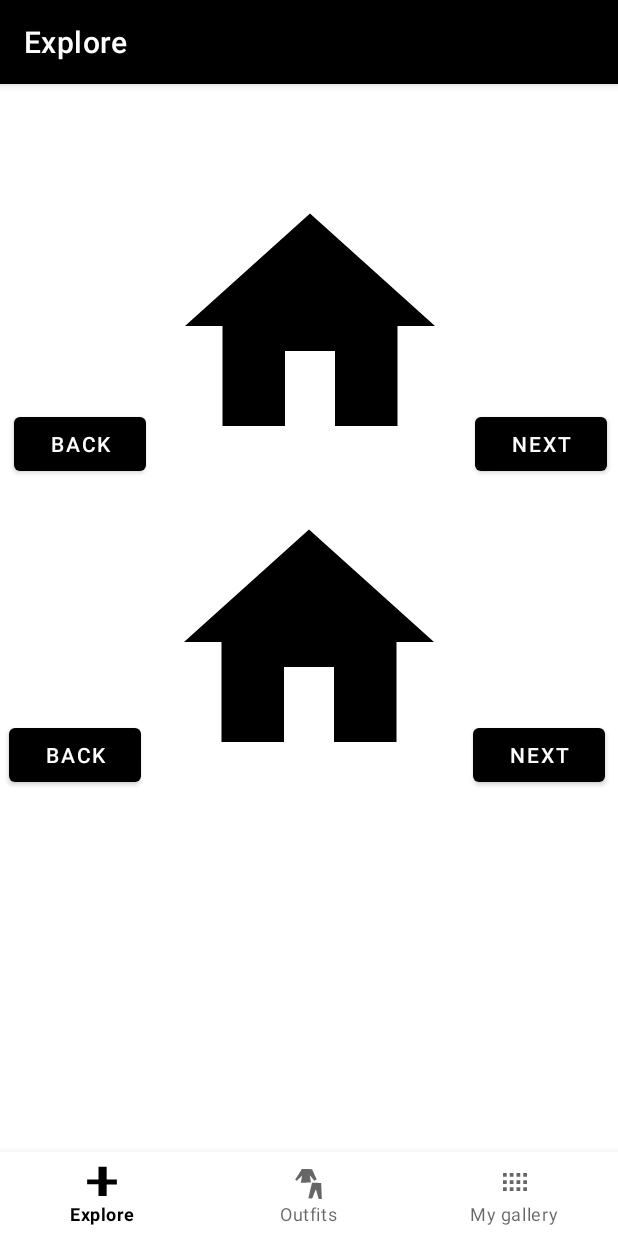
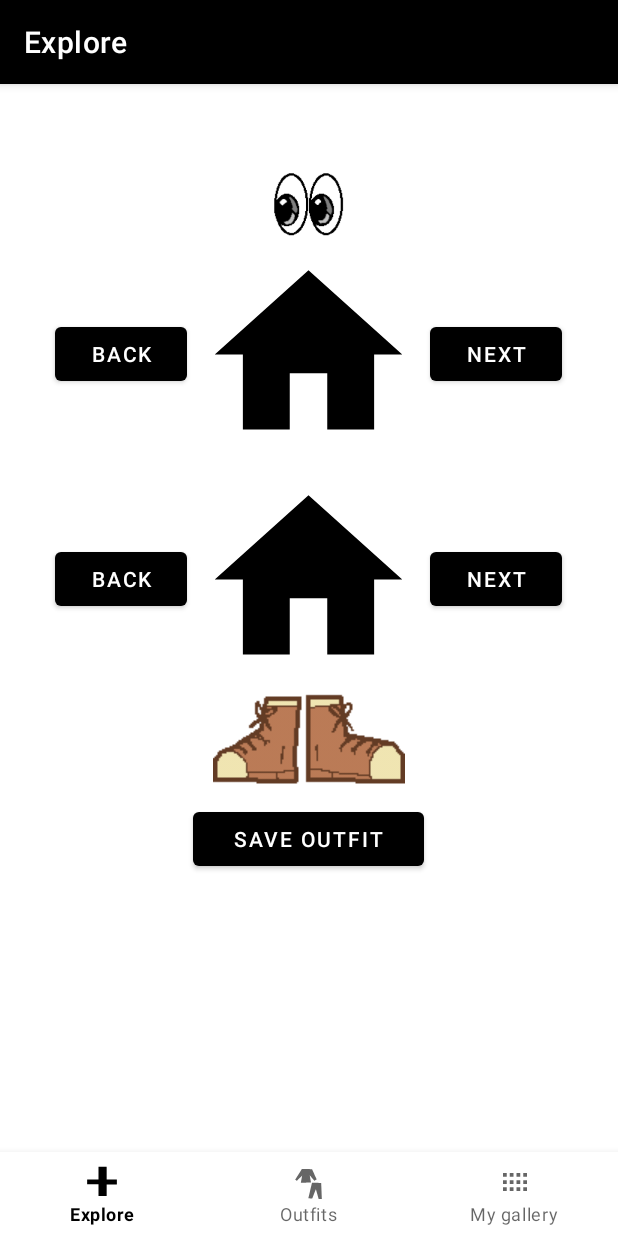
Before and after one commit to HelenaMaslowska/MyFashion, an Android app: the screen it shows after launch (MainActivity), on a phone screen of 412 x 824 dp. Run offline under Robolectric (Android 15) with nearby library versions, the phone set to English and light mode, and no system bars; our stand-ins replace Firebase (no records; nobody signed in at launch, a user with empty details on screens opened directly), navigation-ui; 3 statements that could not run were skipped.

Commit message:
add custom images

```diff
--- a/app/src/main/java/com/example/myfashion/ui/home/HomeFragment.kt
+++ b/app/src/main/java/com/example/myfashion/ui/home/HomeFragment.kt
@@ -17,10 +17,8 @@ import java.io.File
 class HomeFragment : Fragment() {
 
 private var _binding: FragmentHomeBinding? = null
-  // This property is only valid between onCreateView and
-  // onDestroyView.
+  // This property is only valid between onCreateView and onDestroyView.
     private val binding get() = _binding!!
-
     override fun onCreateView( inflater: LayoutInflater, container: ViewGroup?, savedInstanceState: Bundle? ): View
     {
         // VIEW SET UP ###########################################################################
--- a/app/src/main/res/layout/fragment_home.xml
+++ b/app/src/main/res/layout/fragment_home.xml
@@ -1,82 +1,115 @@
 <?xml version="1.0" encoding="utf-8"?>
-<androidx.constraintlayout.widget.ConstraintLayout xmlns:android="http://schemas.android.com/apk/res/android"
+<LinearLayout xmlns:android="http://schemas.android.com/apk/res/android"
     xmlns:app="http://schemas.android.com/apk/res-auto"
     xmlns:tools="http://schemas.android.com/tools"
     android:layout_width="match_parent"
     android:layout_height="wrap_content"
-    tools:context=".ui.home.HomeFragment">
+    tools:context=".ui.home.HomeFragment"
+    android:orientation="vertical">
+
+
+    <LinearLayout
+        android:layout_width="match_parent"
+        android:layout_height="wrap_content"
+        android:orientation="horizontal">
 
         <ImageView
-        android:id="@+id/firstImage"
-        android:layout_width="200dp"
-        android:layout_height="200dp"
-        android:layout_margin="5dp"
-        app:layout_constraintBottom_toTopOf="@+id/secondImage"
-        app:layout_constraintEnd_toEndOf="parent"
-        app:layout_constraintHorizontal_bias="0.502"
-        app:layout_constraintStart_toStartOf="parent"
-        app:layout_constraintTop_toTopOf="parent"
-        tools:src="@tools:sample/avatars" />
+            android:id="@+id/head"
+            android:layout_width="364dp"
+            android:layout_height="49dp"
+            android:layout_weight="1"
+            android:src="@drawable/eyes" />
+    </LinearLayout>
 
-    <ImageView
-        android:id="@+id/secondImage"
-        android:layout_width="200dp"
-        android:layout_height="200dp"
-        android:layout_margin="5dp"
-        app:layout_constraintBottom_toBottomOf="parent"
-        app:layout_constraintEnd_toEndOf="parent"
-        app:layout_constraintStart_toStartOf="parent"
-        app:layout_constraintTop_toBottomOf="@+id/firstImage"
-        tools:src="@tools:sample/avatars" />
+    <LinearLayout
+        android:layout_width="match_parent"
+        android:layout_height="match_parent"
+        android:gravity="center"
+        android:layout_marginLeft="10dp"
+        android:layout_marginRight="10dp"
+        android:layout_marginBottom="0dp"
+        android:orientation="horizontal">
 
         <Button
             android:id="@+id/firstBack"
             android:layout_width="wrap_content"
             android:layout_height="wrap_content"
-        android:layout_marginEnd="18dp"
-        android:text="Back"
             android:layout_margin="6dp"
-        app:layout_constraintBottom_toTopOf="@+id/secondBack"
-        app:layout_constraintEnd_toStartOf="@+id/firstImage"
-        app:layout_constraintHorizontal_bias="0.5"
-        app:layout_constraintStart_toStartOf="parent"
-        app:layout_constraintTop_toTopOf="parent"
-        app:layout_constraintVertical_bias="0.5" />
+            android:text="Back" />
+
+        <ImageView
+            android:id="@+id/firstImage"
+            android:layout_width="150dp"
+            android:layout_height="150dp"
+            android:layout_margin="0dp"
+            tools:src="@tools:sample/avatars" />
 
         <Button
             android:id="@+id/firstNext"
             android:layout_width="wrap_content"
             android:layout_height="wrap_content"
-        android:layout_marginStart="17dp"
-        android:text="Next"
             android:layout_margin="6dp"
-        app:layout_constraintBottom_toTopOf="@+id/secondNext"
-        app:layout_constraintEnd_toEndOf="parent"
-        app:layout_constraintHorizontal_bias="0.75"
-        app:layout_constraintStart_toEndOf="@+id/firstImage"
-        app:layout_constraintTop_toTopOf="parent" />
+            android:text="Next" />
+    </LinearLayout>
+
+    <LinearLayout
+        android:layout_width="match_parent"
+        android:layout_height="match_parent"
+        android:gravity="center"
+        android:layout_marginLeft="10dp"
+        android:layout_marginRight="10dp"
+        android:orientation="horizontal">
 
         <Button
             android:id="@+id/secondBack"
             android:layout_width="wrap_content"
             android:layout_height="wrap_content"
+            android:layout_margin="6dp"
             android:layout_marginEnd="18dp"
-        android:text="Back"
-        android:layout_margin="6dp"
-        app:layout_constraintBottom_toBottomOf="parent"
-        app:layout_constraintEnd_toStartOf="@+id/secondImage"
-        app:layout_constraintHorizontal_bias="0.0"
-        app:layout_constraintStart_toStartOf="parent" />
+            android:text="Back" />
+
+        <ImageView
+            android:id="@+id/secondImage"
+            android:layout_width="150dp"
+            android:layout_height="150dp"
+            android:layout_margin="0dp"
+            tools:src="@tools:sample/avatars" />
 
         <Button
             android:id="@+id/secondNext"
             android:layout_width="wrap_content"
             android:layout_height="wrap_content"
-        android:layout_marginStart="17dp"
-        android:text="Next"
             android:layout_margin="6dp"
-        app:layout_constraintBottom_toBottomOf="parent"
-        app:layout_constraintEnd_toEndOf="parent"
-        app:layout_constraintStart_toEndOf="@+id/secondImage" />
+            android:layout_marginBottom="112dp"
+            android:text="Next" />
+    </LinearLayout>
 
-</androidx.constraintlayout.widget.ConstraintLayout>
+    <LinearLayout
+        android:layout_width="match_parent"
+        android:layout_height="wrap_content"
+        android:orientation="horizontal">
+
+        <ImageView
+            android:id="@+id/shoes"
+            android:layout_width="364dp"
+            android:layout_height="64dp"
+            android:layout_weight="1"
+            android:src="@drawable/boots" />
+    </LinearLayout>
+
+    <LinearLayout
+        android:layout_width="match_parent"
+        android:layout_height="match_parent"
+
+        android:gravity="center"
+        android:layout_margin="10dp"
+        android:orientation="horizontal">
+
+        <Button
+            android:id="@+id/button5"
+            android:layout_width="154dp"
+            android:layout_height="wrap_content"
+            android:text="Save outfit" />
+
+    </LinearLayout>
+</LinearLayout>
```
Also changed, not shown: app/src/main/res/drawable/boots.png (added), app/src/main/res/drawable/eyes.png (added). Lines whose indentation alone changed are shown as unchanged.
